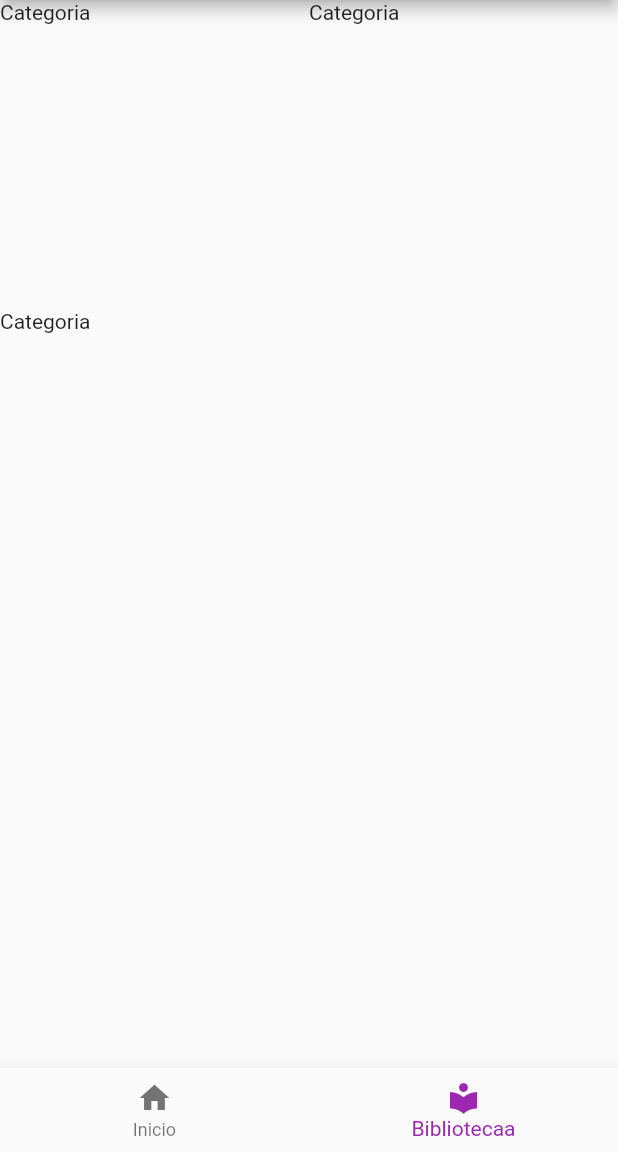
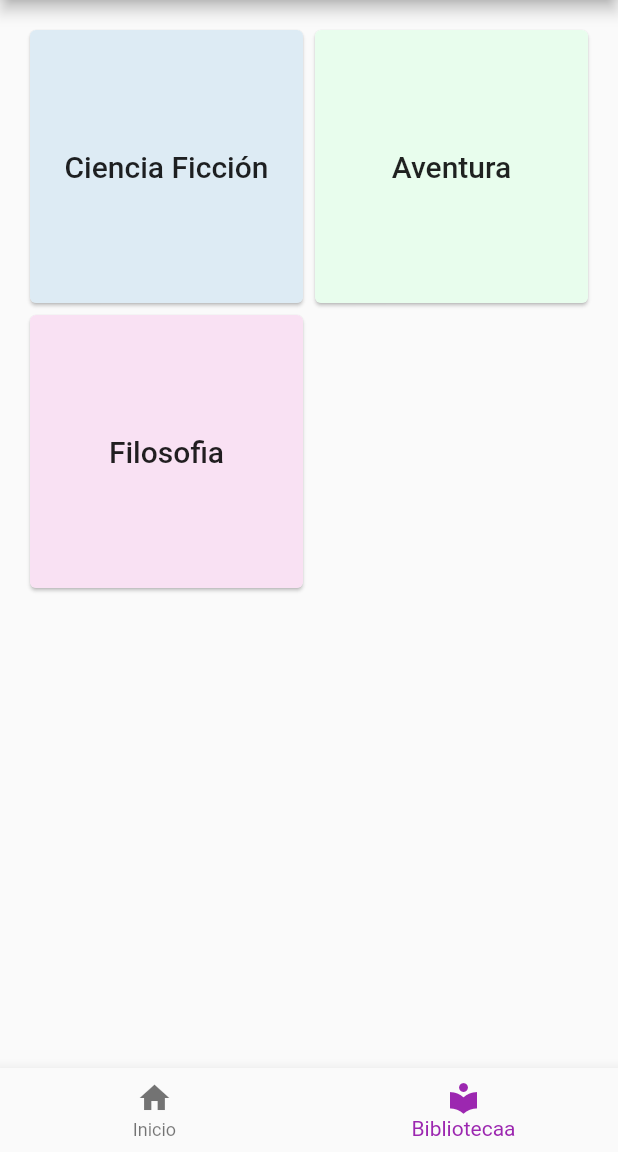
Before and after one commit to ruvima/booksy_app, a Flutter app: the screen it shows after launch, item 2 of the bottom bar chosen, on a phone screen of 412 x 824 dp, the part 84-1236 px from its top. Run offline on Flutter 3.47's test engine with Material 2 defaults, Android fonts, the phone set to English and light mode, and no system bars.

Commit message:
categories

```diff
--- a/lib/categories/categories_screen.dart
+++ b/lib/categories/categories_screen.dart
@@ -1,4 +1,5 @@
 import 'package:booksy_app/model/book_category.dart';
+import 'package:booksy_app/utils.dart';
 import 'package:flutter/material.dart';
 
 class CategoriesScreen extends StatelessWidget {
@@ -6,28 +7,65 @@ class CategoriesScreen extends StatelessWidget {
 
   @override
   Widget build(BuildContext context) {
-    return BookCategoriesGrid();
+    return const BookCategoriesGrid();
   }
 }
 
 class BookCategoriesGrid extends StatelessWidget {
-  BookCategoriesGrid({Key? key}) : super(key: key);
+  const BookCategoriesGrid({Key? key}) : super(key: key);
 
-  final List<BookCategory> _categories = [
-    BookCategory(1, 'Ciencia Ficción'),
-    BookCategory(2, 'Aventura'),
-    BookCategory(3, 'Filosofia'),
+  final List<BookCategory> _categories = const [
+    BookCategory(1, 'Ciencia Ficción', '#A9CCE3'),
+    BookCategory(2, 'Aventura', '#C5FBD3'),
+    BookCategory(3, 'Filosofia', '#F0B3E1'),
   ];
 
   @override
   Widget build(BuildContext context) {
-    return GridView.builder(
-      itemCount: _categories.length,
-      gridDelegate:
-          const SliverGridDelegateWithFixedCrossAxisCount(crossAxisCount: 2),
-      itemBuilder: (context, index) {
-        return Text('Categoria');
-      },
+    return Padding(
+      padding: const EdgeInsets.all(16),
+      child: GridView.builder(
+        itemCount: _categories.length,
+        gridDelegate:
+            const SliverGridDelegateWithFixedCrossAxisCount(crossAxisCount: 2),
+        itemBuilder: (context, index) {
+          return TitleCategory(_categories[index]);
+        },
+      ),
     );
   }
 }
+
+class TitleCategory extends StatelessWidget {
+  const TitleCategory(
+    this._category, {
+    Key? key,
+  }) : super(key: key);
+  final BookCategory _category;
+
+  @override
+  Widget build(BuildContext context) {
+    return Card(
+      child: InkWell(
+        borderRadius: BorderRadius.circular(4),
+        onTap: () {
+          _navigateToBooksWithCategory();
+        },
+        child: Container(
+          decoration: BoxDecoration(
+            borderRadius: BorderRadius.circular(4),
+            color: hexToColor(_category.colorBg),
+          ),
+          alignment: Alignment.center,
+          child: Text(
+            _category.name,
+            style: Theme.of(context).textTheme.headline6,
+            textAlign: TextAlign.center,
+          ),
+        ),
+      ),
+    );
+  }
+
+  void _navigateToBooksWithCategory() {}
+}
--- a/lib/home/home_screen.dart
+++ b/lib/home/home_screen.dart
@@ -2,9 +2,9 @@ import 'package:booksy_app/model/book.dart';
 import 'package:flutter/material.dart';
 
 class HomeScreen extends StatelessWidget {
-  HomeScreen({Key? key}) : super(key: key);
+  const HomeScreen({Key? key}) : super(key: key);
 
-  final List<Book> _books = [
+  final List<Book> _books = const [
     Book(
       id: 1,
       title: 'El hombre en busca de sentido',
@@ -27,7 +27,7 @@ class HomeScreen extends StatelessWidget {
   @override
   Widget build(BuildContext context) {
     return Container(
-      margin: const EdgeInsets.all(5),
+      margin: const EdgeInsets.all(16),
       child: ListView.builder(
         itemCount: _books.length + 2,
         itemBuilder: (BuildContext context, int index) {
--- a/lib/main.dart
+++ b/lib/main.dart
@@ -30,7 +30,7 @@ class BottomNavigationWidget extends StatefulWidget {
 class _BottomNavigationWidgetState extends State<BottomNavigationWidget> {
   int _selectedIndex = 0;
 
-  static final List<Widget> _sections = [
+  static const List<Widget> _sections = [
     HomeScreen(),
     CategoriesScreen(),
   ];
--- a/lib/model/book.dart
+++ b/lib/model/book.dart
@@ -5,7 +5,7 @@ class Book {
   final String author;
   final String description;
   final String coverUrl;
-  Book({
+  const Book({
     this.id = 0,
     this.title = '',
     this.author = '',
--- a/lib/model/book_category.dart
+++ b/lib/model/book_category.dart
@@ -1,6 +1,11 @@
 class BookCategory {
   final int id;
   final String name;
+  final String colorBg;
 
-  BookCategory(this.id, this.name);
+  const BookCategory(
+    this.id,
+    this.name,
+    this.colorBg,
+  );
 }
--- /dev/null
+++ b/lib/utils.dart
@@ -0,0 +1,5 @@
+import 'dart:ui';
+
+Color hexToColor(String code) {
+  return Color(int.parse(code.substring(1, 7), radix: 16) + 0x66000000);
+}
```
